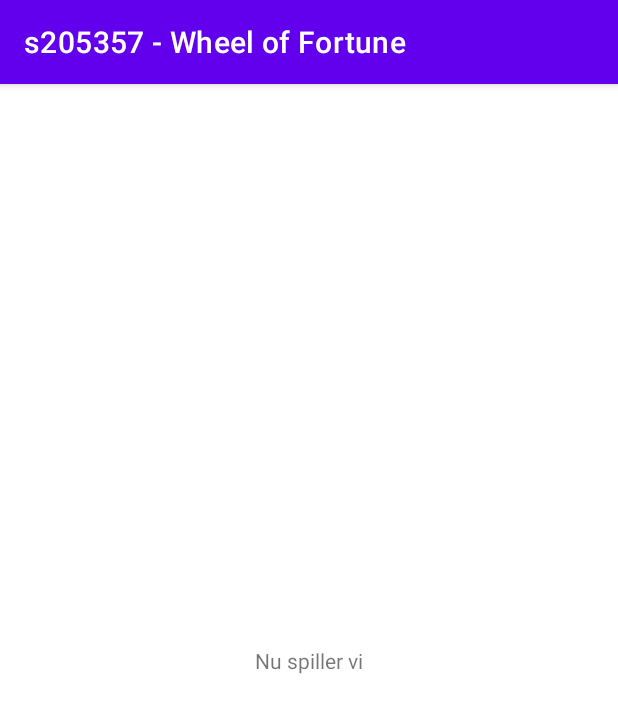
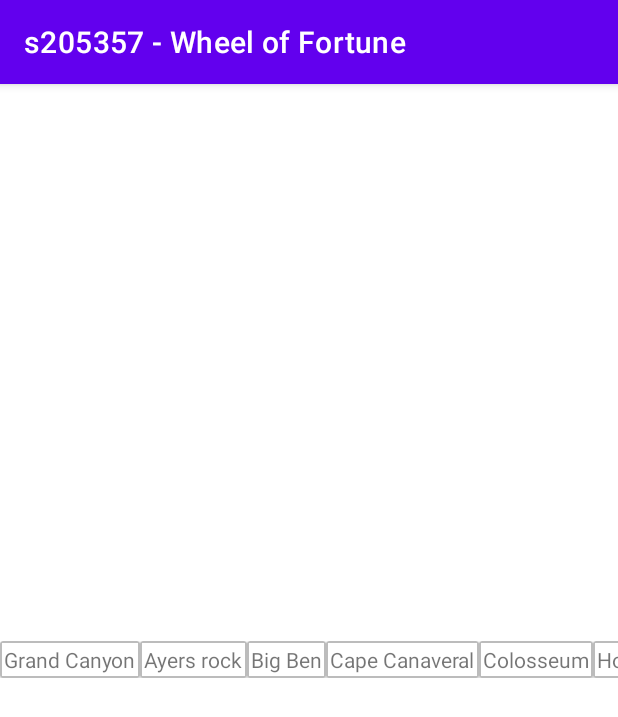
Before and after one commit to rjdp123/s205357-Wheel_of_Fortune, an Android app: the screen it shows after launch (MainActivity), after a tap on "Play Game", on a phone screen of 412 x 824 dp. Shown: the top 717 px of the screen. Run offline under Robolectric (Android 15) with nearby library versions, the phone set to English and light mode, and no system bars.

Commit message:
Oprettelse af recyclerview

```diff
--- a/app/build.gradle
+++ b/app/build.gradle
@@ -40,4 +40,5 @@ dependencies {
     testImplementation 'junit:junit:4.+'
     androidTestImplementation 'androidx.test.ext:junit:1.1.3'
     androidTestImplementation 'androidx.test.espresso:espresso-core:3.4.0'
+
 }
--- a/app/src/main/java/com/example/s205357_wheeloffortune/MainActivity.kt
+++ b/app/src/main/java/com/example/s205357_wheeloffortune/MainActivity.kt
@@ -6,6 +6,7 @@ import androidx.fragment.app.Fragment
 import com.example.s205357_wheeloffortune.fragments.GameStartFragment
 
 class MainActivity : AppCompatActivity() {
+
     override fun onCreate(savedInstanceState: Bundle?) {
         super.onCreate(savedInstanceState)
         setContentView(R.layout.activity_main)
--- /dev/null
+++ b/app/src/main/java/com/example/s205357_wheeloffortune/adapter/LetterCardAdapter.kt
@@ -0,0 +1,79 @@
+package com.example.s205357_wheeloffortune.adapter
+
+import android.content.Context
+import android.database.DataSetObserver
+import android.view.LayoutInflater
+import android.view.View
+import android.view.ViewGroup
+import android.widget.ListAdapter
+import android.widget.TextView
+import androidx.recyclerview.widget.RecyclerView
+import com.example.s205357_wheeloffortune.R
+import com.example.s205357_wheeloffortune.model.Word
+
+
+// Lidt en sammenblanding af adapteren fra Dogglers-app fra Android Codelabs, prøve sig frem og https://medium.com/inside-ppl-b7/recyclerview-inside-fragment-with-android-studio-680cbed59d84
+class LetterCardAdapter(
+    private val context: Context?,
+    private val dataset: List<Word>
+): RecyclerView.Adapter<LetterCardAdapter.LetterCardViewHolder>(), ListAdapter {
+
+    class LetterCardViewHolder(view: View?): RecyclerView.ViewHolder(view!!) {
+        val letterView: TextView = view!!.findViewById(R.id.letter)
+    }
+
+    override fun onCreateViewHolder(parent: ViewGroup, viewType: Int): LetterCardViewHolder {
+        return LetterCardViewHolder(LayoutInflater.from(parent.context).inflate(R.layout.letter_card, parent, false))
+    }
+
+    override fun getItemCount(): Int = dataset.size
+
+    override fun onBindViewHolder(holder: LetterCardViewHolder, position: Int) {
+        val resources = context?.resources
+        val item = dataset[position]
+        holder.letterView.text = resources?.getString(R.string.letter, item.word)
+    }
+
+    // Får fejl med adapterklassen hvis ikke implementeret, selvom den er uden funktion?
+    override fun registerDataSetObserver(p0: DataSetObserver?) {
+    }
+
+    // Får fejl med adapterklassen hvis ikke implementeret, selvom den er uden funktion?
+    override fun unregisterDataSetObserver(p0: DataSetObserver?) {
+    }
+
+    // Får fejl med adapterklassen hvis ikke implementeret, selvom den er uden funktion?
+    override fun getCount(): Int {
+        TODO("Også nødvendig?")
+    }
+
+    // Får fejl med adapterklassen hvis ikke implementeret, selvom den er uden funktion?
+    override fun getItem(p0: Int): Any {
+        TODO("Også nødvendig?")
+    }
+
+    // Får fejl med adapterklassen hvis ikke implementeret, selvom den er uden funktion?
+    override fun getView(p0: Int, p1: View?, p2: ViewGroup?): View {
+        TODO("Også nødvendig?")
+    }
+
+    // Får fejl med adapterklassen hvis ikke implementeret, selvom den er uden funktion?
+    override fun getViewTypeCount(): Int {
+        TODO("Også nødvendig?")
+    }
+
+    // Får fejl med adapterklassen hvis ikke implementeret, selvom den er uden funktion?
+    override fun isEmpty(): Boolean {
+        TODO("Også nødvendig?")
+    }
+
+    // Får fejl med adapterklassen hvis ikke implementeret, selvom den er uden funktion?
+    override fun areAllItemsEnabled(): Boolean {
+        TODO("Også nødvendig?")
+    }
+
+    // Får fejl med adapterklassen hvis ikke implementeret, selvom den er uden funktion?
+    override fun isEnabled(p0: Int): Boolean {
+        TODO("Også nødvendig?")
+    }
+}
--- /dev/null
+++ b/app/src/main/java/com/example/s205357_wheeloffortune/data/DataSource.kt
@@ -0,0 +1,42 @@
+package com.example.s205357_wheeloffortune.data
+
+import com.example.s205357_wheeloffortune.model.Word
+
+// Som i Dogglers-app fra Android Codelabs
+object DataSource {
+
+    val words: List<Word> = listOf(
+        Word("Landmark", "Grand Canyon"),
+        Word("Landmark", "Ayers rock"),
+        Word("Landmark", "Big Ben"),
+        Word("Landmark", "Cape Canaveral"),
+        Word("Landmark", "Colosseum"),
+        Word("Landmark", "Hollywood Sign"),
+        Word("Landmark", "Egyptian Pyramids"),
+        Word("Landmark", "The White House"),
+        Word("Landmark", "The Kremlin"),
+        Word("Landmark", "Louvre"),
+        Word("Landmark", "Statue of Liberty"),
+        Word("Movie Title", "Commando"),
+        Word("Movie Title", "Dawn of the Dead"),
+        Word("Movie Title", "Destination Moon"),
+        Word("Movie Title", "Die Another Day"),
+        Word("Movie Title", "Frozen"),
+        Word("Movie Title", "High School Musical"),
+        Word("Movie Title", "Iron Man"),
+        Word("Movie Title", "Interstellar"),
+        Word("Movie Title", "Project X"),
+        Word("Movie Title", "Pulp Fiction"),
+        Word("Movie Title", "Top Gun"),
+        Word("Movie Title", "Zombieland"),
+        Word("Living Thing", "Parrot"),
+        Word("Living Thing", "Antlion"),
+        Word("Living Thing", "Earwig"),
+        Word("Living Thing", "Evergreen Tree"),
+        Word("Living Thing", "Lionfish"),
+        Word("Living Thing", "Passionflower"),
+        Word("Living Thing", "Wildlife"),
+
+        )
+
+}
--- a/app/src/main/java/com/example/s205357_wheeloffortune/fragments/GamePlayFragment.kt
+++ b/app/src/main/java/com/example/s205357_wheeloffortune/fragments/GamePlayFragment.kt
@@ -5,10 +5,37 @@ import android.view.LayoutInflater
 import android.view.View
 import android.view.ViewGroup
 import androidx.fragment.app.Fragment
+import androidx.recyclerview.widget.LinearLayoutManager
+import androidx.recyclerview.widget.RecyclerView
 import com.example.s205357_wheeloffortune.R
+import com.example.s205357_wheeloffortune.adapter.LetterCardAdapter
+import com.example.s205357_wheeloffortune.data.DataSource
 
 class GamePlayFragment : Fragment() {
+
+
+
     override fun onCreateView(inflater: LayoutInflater, container: ViewGroup?, savedInstanceState: Bundle?): View? {
-        return inflater.inflate(R.layout.game_play_fragment, container, false)
+
+        val view = inflater.inflate(R.layout.game_play_fragment, container, false)
+        val recyclerView: RecyclerView = view.findViewById(R.id.letter_recyclerview)
+
+        recyclerView.layoutManager = LinearLayoutManager(context, LinearLayoutManager.HORIZONTAL, false)
+        val adapter = LetterCardAdapter(context, DataSource.words)
+        recyclerView.adapter = adapter
+
+        return view
+
     }
+
+
+
+
+    override fun onViewCreated(view: View, savedInstanceState: Bundle?) {
+        super.onViewCreated(view, savedInstanceState)
+
+
+
+    }
+
 }
--- /dev/null
+++ b/app/src/main/java/com/example/s205357_wheeloffortune/model/Word.kt
@@ -0,0 +1,6 @@
+package com.example.s205357_wheeloffortune.model
+
+data class Word(
+    val category: String,
+    val word: String
+)
--- a/app/src/main/res/layout/activity_main.xml
+++ b/app/src/main/res/layout/activity_main.xml
@@ -11,5 +11,4 @@
         android:layout_width="match_parent"
         android:layout_height="match_parent" />
 
-
 </androidx.constraintlayout.widget.ConstraintLayout>
--- a/app/src/main/res/layout/game_play_fragment.xml
+++ b/app/src/main/res/layout/game_play_fragment.xml
@@ -1,16 +1,18 @@
 <?xml version="1.0" encoding="utf-8"?>
-<androidx.constraintlayout.widget.ConstraintLayout xmlns:android="http://schemas.android.com/apk/res/android"
-    xmlns:app="http://schemas.android.com/apk/res-auto"
+<FrameLayout xmlns:android="http://schemas.android.com/apk/res/android"
+    xmlns:tools="http://schemas.android.com/tools"
     android:layout_width="match_parent"
-    android:layout_height="match_parent">
+    android:layout_height="match_parent"
+    xmlns:app="http://schemas.android.com/apk/res-auto">
 
-    <TextView
-        android:id="@+id/textView"
-        android:layout_width="wrap_content"
-        android:layout_height="wrap_content"
-        android:text="Nu spiller vi"
-        app:layout_constraintBottom_toBottomOf="parent"
-        app:layout_constraintEnd_toEndOf="parent"
-        app:layout_constraintStart_toStartOf="parent"
-        app:layout_constraintTop_toTopOf="parent" />
-</androidx.constraintlayout.widget.ConstraintLayout>
+        <androidx.recyclerview.widget.RecyclerView
+            android:id="@+id/letter_recyclerview"
+            android:layout_width="match_parent"
+            android:layout_height="wrap_content"
+            android:layout_gravity="center"
+            android:orientation="horizontal"
+            app:layoutManager="androidx.recyclerview.widget.LinearLayoutManager" />
+
+</FrameLayout>
+
+    <!-- Orientation kan fjernes efter design, da Fragment bestemmer layout -->
--- /dev/null
+++ b/app/src/main/res/layout/letter_card.xml
@@ -0,0 +1,30 @@
+<?xml version="1.0" encoding="utf-8"?>
+<androidx.cardview.widget.CardView xmlns:android="http://schemas.android.com/apk/res/android"
+    xmlns:card_view="http://schemas.android.com/apk/res-auto"
+    android:layout_width="wrap_content"
+    android:layout_height="wrap_content"
+    android:id="@+id/letter_box"
+    card_view:contentPadding="1dp"
+    card_view:cardBackgroundColor="#BCBCBC">
+
+    <RelativeLayout
+        android:layout_width="wrap_content"
+        android:layout_height="wrap_content"
+        android:background="@color/white">
+
+        <LinearLayout
+            android:layout_width="wrap_content"
+            android:layout_height="wrap_content">
+
+            <TextView
+                android:id="@+id/letter"
+                android:layout_width="match_parent"
+                android:layout_height="match_parent"
+                android:text="H"
+                android:padding="1dp"/>
+
+        </LinearLayout>
+
+    </RelativeLayout>
+
+</androidx.cardview.widget.CardView>
--- a/app/src/main/res/values/strings.xml
+++ b/app/src/main/res/values/strings.xml
@@ -1,3 +1,4 @@
 <resources>
     <string name="app_name">s205357 - Wheel of Fortune</string>
+    <string name="letter">%1$s</string>
 </resources>
```
